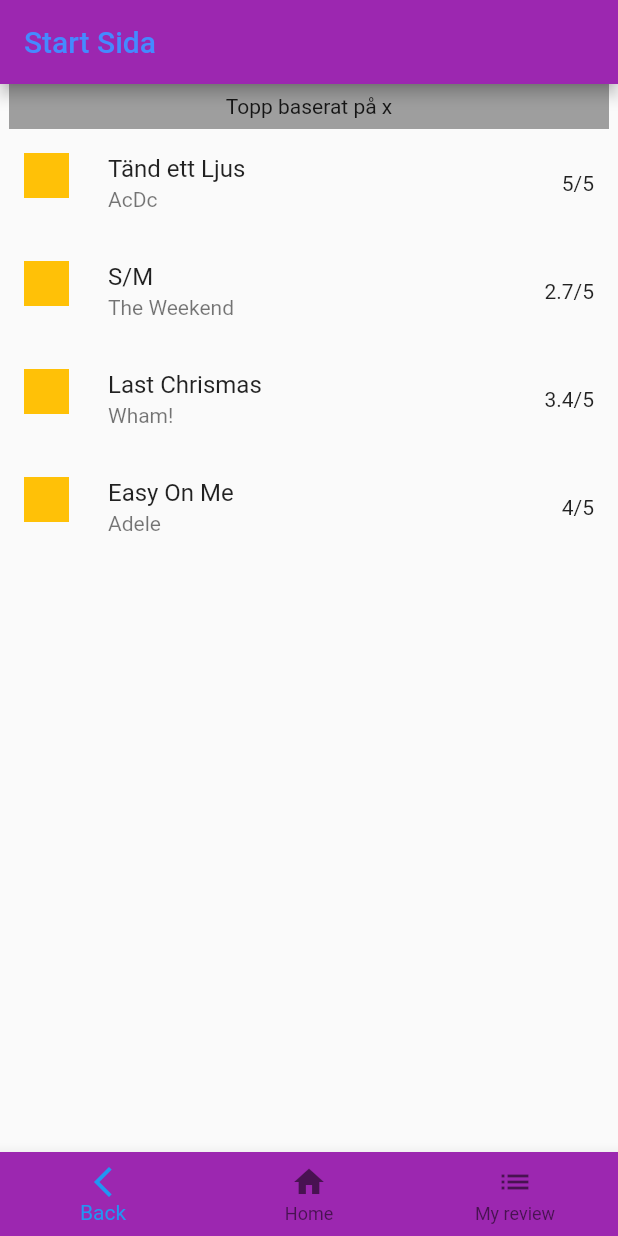
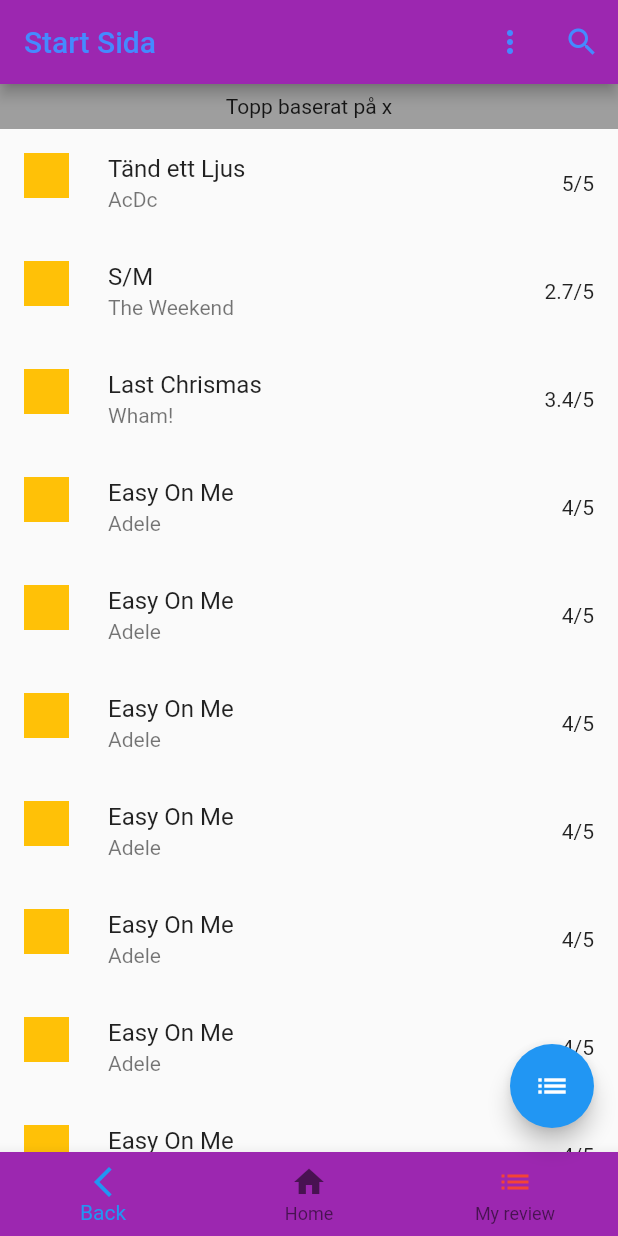
Before and after one commit to HallgrenErik/projektarbete, a Flutter app: the screen it shows after launch, on a phone screen of 412 x 824 dp. Run offline on Flutter 3.47's test engine with Material 2 defaults, Android fonts, the phone set to English and light mode, and no system bars.

Commit message:
Fredag 10/12
Layout för de första fyra sidorna. ish halvt klara

```diff
--- a/lib/start_sida.dart
+++ b/lib/start_sida.dart
@@ -1,15 +1,35 @@
 import 'package:flutter/material.dart';
 import 'package:my_first_app/album_lista.dart';
+import 'package:my_first_app/avancerad_sokning.dart';
+import 'package:my_first_app/mina_reviews.dart';
 
 class StartSida extends StatelessWidget {
   Widget build(BuildContext context) {
     return Scaffold(
         appBar: AppBar(
-          foregroundColor: Colors.blueAccent,
-          backgroundColor: Colors.purple,
-          title: Text("Start Sida"),
-        ),
-        body: Column(children: [
+            foregroundColor: Colors.blueAccent,
+            backgroundColor: Colors.purple,
+            title: Text("Start Sida"),
+            actions: [
+              PopupMenuButton(
+                onSelected: null,
+                itemBuilder: (context) => [
+                  // ignore: prefer_const_constructors
+                  PopupMenuItem(child: Text('top betyg')),
+                  PopupMenuItem(child: Text('top antal recensioner')),
+                ],
+              ),
+              IconButton(
+                  icon: Icon(Icons.search),
+                  onPressed: () {
+                    Navigator.push(
+                      context,
+                      MaterialPageRoute(
+                          builder: (context) => AvanceradSokning()),
+                    );
+                  }),
+            ]),
+        body: ListView(children: [
           filterbar(),
           albumRow(
               albumTitel: 'Tänd ett Ljus', artist: 'AcDc', albumBetyg: '5/5'),
@@ -22,6 +42,20 @@ class StartSida extends StatelessWidget {
               albumTitel: 'Last Chrismas',
               artist: 'Wham!',
               albumBetyg: '3.4/5'),
+          albumRow(
+              albumTitel: 'Easy On Me', artist: 'Adele', albumBetyg: '4/5'),
+          albumRow(
+              albumTitel: 'Easy On Me', artist: 'Adele', albumBetyg: '4/5'),
+          albumRow(
+              albumTitel: 'Easy On Me', artist: 'Adele', albumBetyg: '4/5'),
+          albumRow(
+              albumTitel: 'Easy On Me', artist: 'Adele', albumBetyg: '4/5'),
+          albumRow(
+              albumTitel: 'Easy On Me', artist: 'Adele', albumBetyg: '4/5'),
+          albumRow(
+              albumTitel: 'Easy On Me', artist: 'Adele', albumBetyg: '4/5'),
+          albumRow(
+              albumTitel: 'Easy On Me', artist: 'Adele', albumBetyg: '4/5'),
           albumRow(
               albumTitel: 'Easy On Me', artist: 'Adele', albumBetyg: '4/5'),
         ]),
@@ -37,10 +71,18 @@ class StartSida extends StatelessWidget {
               label: 'Home',
             ),
             BottomNavigationBarItem(
-              icon: Icon(Icons.list),
+              icon: Icon(Icons.list, color: Colors.red),
               label: 'My review',
             ),
           ],
-        ));
+        ),
+        floatingActionButton: FloatingActionButton(
+            child: Icon(Icons.list),
+            onPressed: () {
+              Navigator.push(
+                context,
+                MaterialPageRoute(builder: (context) => MinaReviews()),
+              );
+            }));
   }
 }
```
Also changed, not shown: lib/album_lista.dart (+19 -0 lines), lib/avancerad_sokning.dart (added, +23 -0 lines), lib/mina_reviews.dart (added, +44 -0 lines), lib/model.dart (added, +67 -0 lines), lib/sok_resultat.dart (added, +42 -0 lines).
